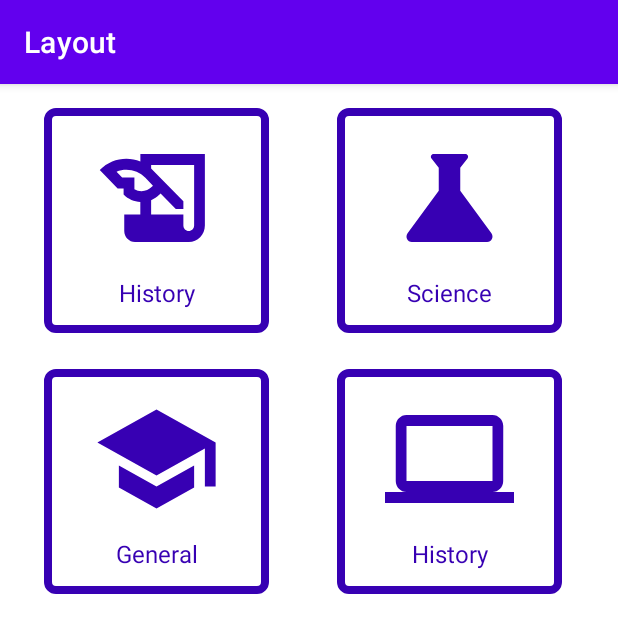
After one commit to mmair/mob2022, an Android app: the FlexCategoryActivity screen opened directly, with no data from a screen before it, on a phone screen of 412 x 824 dp. The commit adds this screen. Shown: the top 633 px of the screen. Run offline under Robolectric (Android 15) with nearby library versions, the phone set to English and light mode, and no system bars; our stand-ins replace FlexboxLayout.

Commit message:
Variante mit Flex-Layout

```diff
--- a/examples/02_layout/app/build.gradle
+++ b/examples/02_layout/app/build.gradle
@@ -41,6 +41,7 @@ dependencies {
     implementation 'androidx.appcompat:appcompat:1.4.1'
     implementation 'com.google.android.material:material:1.5.0'
     implementation 'androidx.constraintlayout:constraintlayout:2.1.3'
+    implementation 'com.google.android.flexbox:flexbox:3.0.0'
     testImplementation 'junit:junit:4.13.2'
     androidTestImplementation 'androidx.test.ext:junit:1.1.3'
     androidTestImplementation 'androidx.test.espresso:espresso-core:3.4.0'
--- a/examples/02_layout/app/src/main/AndroidManifest.xml
+++ b/examples/02_layout/app/src/main/AndroidManifest.xml
@@ -9,6 +9,9 @@
         android:roundIcon="@mipmap/ic_launcher_round"
         android:supportsRtl="true"
         android:theme="@style/Theme.Layout">
+        <activity
+            android:name=".FlexCategoryActivity"
+            android:exported="false" />
         <activity
             android:name=".CategoryActivity"
             android:exported="false" />
--- /dev/null
+++ b/examples/02_layout/app/src/main/java/at/campus02/mob/layout/FlexCategoryActivity.kt
@@ -0,0 +1,11 @@
+package at.campus02.mob.layout
+
+import androidx.appcompat.app.AppCompatActivity
+import android.os.Bundle
+
+class FlexCategoryActivity : AppCompatActivity() {
+    override fun onCreate(savedInstanceState: Bundle?) {
+        super.onCreate(savedInstanceState)
+        setContentView(R.layout.activity_flex_category)
+    }
+}
--- a/examples/02_layout/app/src/main/java/at/campus02/mob/layout/MainActivity.kt
+++ b/examples/02_layout/app/src/main/java/at/campus02/mob/layout/MainActivity.kt
@@ -37,10 +37,16 @@ class MainActivity : AppCompatActivity() {
         binding.clickMeButton.setOnClickListener {
             // Zuweisen eines neuen Texts auf einen TextView
             // (man wird es nur nicht lange sehen, weil die Activity gewechselt wird).
-            binding.displayView.text = "I have been clicked!"
+            binding.displayView.text = "Click me to see the flex-layout-version!"
 
             val intent = Intent(this, CategoryActivity::class.java)
             startActivity(intent)
         }
+
+        // misuse of the displayView to navigate to the Flex-version of the category Layout.
+        binding.displayView.setOnClickListener {
+            val intent = Intent(this, FlexCategoryActivity::class.java)
+            startActivity(intent)
+        }
     }
 }
--- /dev/null
+++ b/examples/02_layout/app/src/main/res/layout/activity_flex_category.xml
@@ -0,0 +1,183 @@
+<?xml version="1.0" encoding="utf-8"?>
+<com.google.android.flexbox.FlexboxLayout xmlns:android="http://schemas.android.com/apk/res/android"
+    xmlns:app="http://schemas.android.com/apk/res-auto"
+    android:layout_width="match_parent"
+    android:layout_height="match_parent"
+    app:alignContent="space_around"
+    app:alignItems="center"
+    app:flexWrap="wrap"
+    app:justifyContent="space_evenly">
+
+    <androidx.constraintlayout.widget.ConstraintLayout
+        android:id="@+id/historyCategoryButton"
+        android:layout_width="150dp"
+        android:layout_height="150dp"
+        android:layout_marginStart="8dp"
+        android:layout_marginTop="16dp"
+        android:layout_marginEnd="16dp"
+        android:layout_marginBottom="8dp"
+        android:background="@drawable/category_background_border">
+
+        <androidx.constraintlayout.widget.ConstraintLayout
+            android:id="@+id/historyCategoryIcon"
+            android:layout_width="match_parent"
+            android:layout_height="0dp"
+            android:layout_marginStart="32dp"
+            android:layout_marginTop="16dp"
+            android:layout_marginEnd="32dp"
+            android:layout_marginBottom="8dp"
+            android:background="@drawable/ic_baseline_history_edu_24"
+            android:backgroundTint="@color/design_default_color_primary_variant"
+            app:layout_constraintBottom_toTopOf="@+id/historyCategoryLabel"
+            app:layout_constraintEnd_toEndOf="parent"
+            app:layout_constraintStart_toStartOf="parent"
+            app:layout_constraintTop_toTopOf="parent">
+
+        </androidx.constraintlayout.widget.ConstraintLayout>
+
+        <TextView
+            android:id="@+id/historyCategoryLabel"
+            android:layout_width="0dp"
+            android:layout_height="wrap_content"
+            android:layout_marginStart="16dp"
+            android:layout_marginEnd="16dp"
+            android:layout_marginBottom="16dp"
+            android:text="@string/historyLabel"
+            android:textAlignment="center"
+            android:textColor="@color/design_default_color_primary_variant"
+            android:textSize="16sp"
+            app:layout_constraintBottom_toBottomOf="parent"
+            app:layout_constraintEnd_toEndOf="parent"
+            app:layout_constraintStart_toStartOf="parent" />
+    </androidx.constraintlayout.widget.ConstraintLayout>
+
+    <androidx.constraintlayout.widget.ConstraintLayout
+        android:id="@+id/scienceCategoryButton"
+        android:layout_width="150dp"
+        android:layout_height="150dp"
+        android:layout_marginStart="8dp"
+        android:layout_marginTop="16dp"
+        android:layout_marginEnd="16dp"
+        android:layout_marginBottom="8dp"
+        android:background="@drawable/category_background_border">
+
+        <androidx.constraintlayout.widget.ConstraintLayout
+            android:id="@+id/scienceCategoryIcon"
+            android:layout_width="match_parent"
+            android:layout_height="0dp"
+            android:layout_marginStart="32dp"
+            android:layout_marginTop="16dp"
+            android:layout_marginEnd="32dp"
+            android:layout_marginBottom="8dp"
+            android:background="@drawable/ic_baseline_science_24"
+            android:backgroundTint="@color/design_default_color_primary_variant"
+            app:layout_constraintBottom_toTopOf="@+id/scienceCategoryLabel"
+            app:layout_constraintEnd_toEndOf="parent"
+            app:layout_constraintStart_toStartOf="parent"
+            app:layout_constraintTop_toTopOf="parent">
+
+        </androidx.constraintlayout.widget.ConstraintLayout>
+
+        <TextView
+            android:id="@+id/scienceCategoryLabel"
+            android:layout_width="0dp"
+            android:layout_height="wrap_content"
+            android:layout_marginStart="16dp"
+            android:layout_marginEnd="16dp"
+            android:layout_marginBottom="16dp"
+            android:text="@string/scienceLabel"
+            android:textAlignment="center"
+            android:textColor="@color/design_default_color_primary_variant"
+            android:textSize="16sp"
+            app:layout_constraintBottom_toBottomOf="parent"
+            app:layout_constraintEnd_toEndOf="parent"
+            app:layout_constraintStart_toStartOf="parent" />
+    </androidx.constraintlayout.widget.ConstraintLayout>
+
+    <androidx.constraintlayout.widget.ConstraintLayout
+        android:id="@+id/knowledgeCategoryButton"
+        android:layout_width="150dp"
+        android:layout_height="150dp"
+        android:layout_marginStart="8dp"
+        android:layout_marginTop="16dp"
+        android:layout_marginEnd="16dp"
+        android:layout_marginBottom="8dp"
+        android:background="@drawable/category_background_border">
+
+        <androidx.constraintlayout.widget.ConstraintLayout
+            android:id="@+id/knowledgeCategoryIcon"
+            android:layout_width="match_parent"
+            android:layout_height="0dp"
+            android:layout_marginStart="32dp"
+            android:layout_marginTop="16dp"
+            android:layout_marginEnd="32dp"
+            android:layout_marginBottom="8dp"
+            android:background="@drawable/ic_baseline_school_24"
+            android:backgroundTint="@color/design_default_color_primary_variant"
+            app:layout_constraintBottom_toTopOf="@+id/knowledgeCategoryLabel"
+            app:layout_constraintEnd_toEndOf="parent"
+            app:layout_constraintStart_toStartOf="parent"
+            app:layout_constraintTop_toTopOf="parent">
+
+        </androidx.constraintlayout.widget.ConstraintLayout>
+
+        <TextView
+            android:id="@+id/knowledgeCategoryLabel"
+            android:layout_width="0dp"
+            android:layout_height="wrap_content"
+            android:layout_marginStart="16dp"
+            android:layout_marginEnd="16dp"
+            android:layout_marginBottom="16dp"
+            android:text="@string/generalLabel"
+            android:textAlignment="center"
+            android:textColor="@color/design_default_color_primary_variant"
+            android:textSize="16sp"
+            app:layout_constraintBottom_toBottomOf="parent"
+            app:layout_constraintEnd_toEndOf="parent"
+            app:layout_constraintStart_toStartOf="parent" />
+    </androidx.constraintlayout.widget.ConstraintLayout>
+
+    <androidx.constraintlayout.widget.ConstraintLayout
+        android:id="@+id/computerCategoryButton"
+        android:layout_width="150dp"
+        android:layout_height="150dp"
+        android:layout_marginStart="8dp"
+        android:layout_marginTop="16dp"
+        android:layout_marginEnd="16dp"
+        android:layout_marginBottom="8dp"
+        android:background="@drawable/category_background_border">
+
+        <androidx.constraintlayout.widget.ConstraintLayout
+            android:id="@+id/computerCategoryIcon"
+            android:layout_width="match_parent"
+            android:layout_height="0dp"
+            android:layout_marginStart="32dp"
+            android:layout_marginTop="16dp"
+            android:layout_marginEnd="32dp"
+            android:layout_marginBottom="8dp"
+            android:background="@drawable/ic_baseline_computer_24"
+            android:backgroundTint="@color/design_default_color_primary_variant"
+            app:layout_constraintBottom_toTopOf="@+id/computerCategoryLabel"
+            app:layout_constraintEnd_toEndOf="parent"
+            app:layout_constraintStart_toStartOf="parent"
+            app:layout_constraintTop_toTopOf="parent">
+
+        </androidx.constraintlayout.widget.ConstraintLayout>
+
+        <TextView
+            android:id="@+id/computerCategoryLabel"
+            android:layout_width="0dp"
+            android:layout_height="wrap_content"
+            android:layout_marginStart="16dp"
+            android:layout_marginEnd="16dp"
+            android:layout_marginBottom="16dp"
+            android:text="@string/historyLabel"
+            android:textAlignment="center"
+            android:textColor="@color/design_default_color_primary_variant"
+            android:textSize="16sp"
+            app:layout_constraintBottom_toBottomOf="parent"
+            app:layout_constraintEnd_toEndOf="parent"
+            app:layout_constraintStart_toStartOf="parent" />
+    </androidx.constraintlayout.widget.ConstraintLayout>
+
+</com.google.android.flexbox.FlexboxLayout>
```
